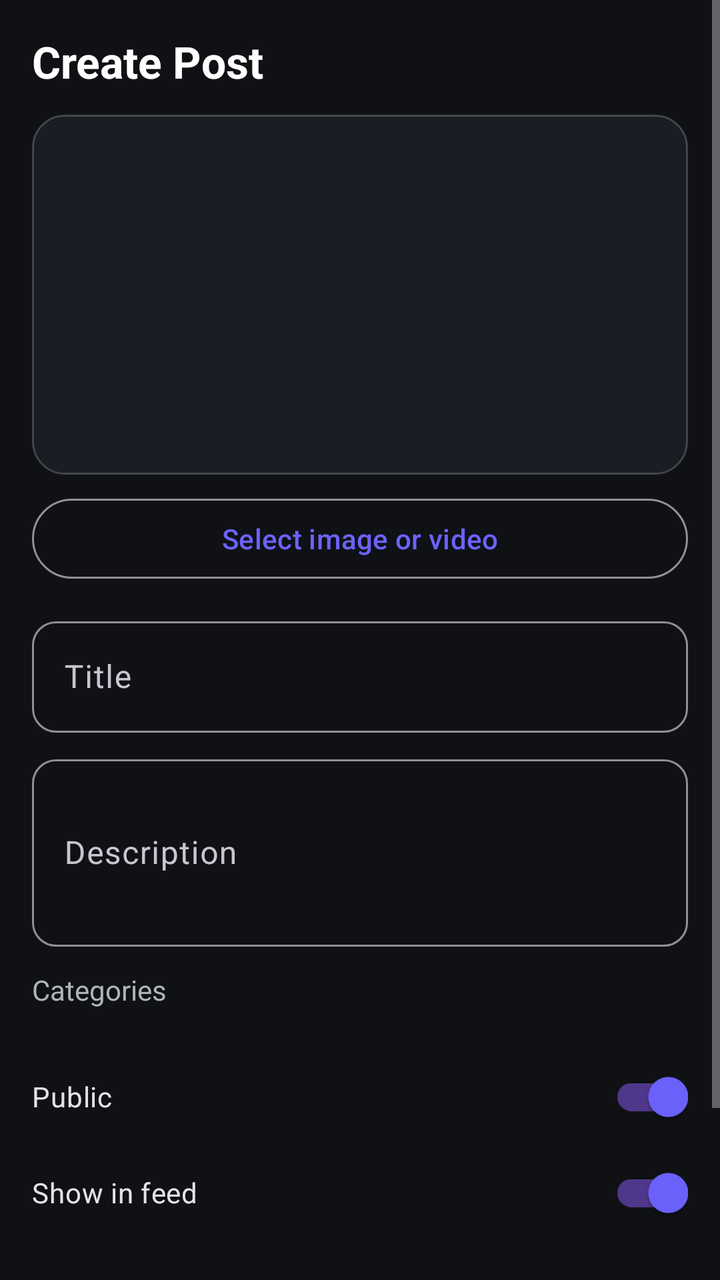
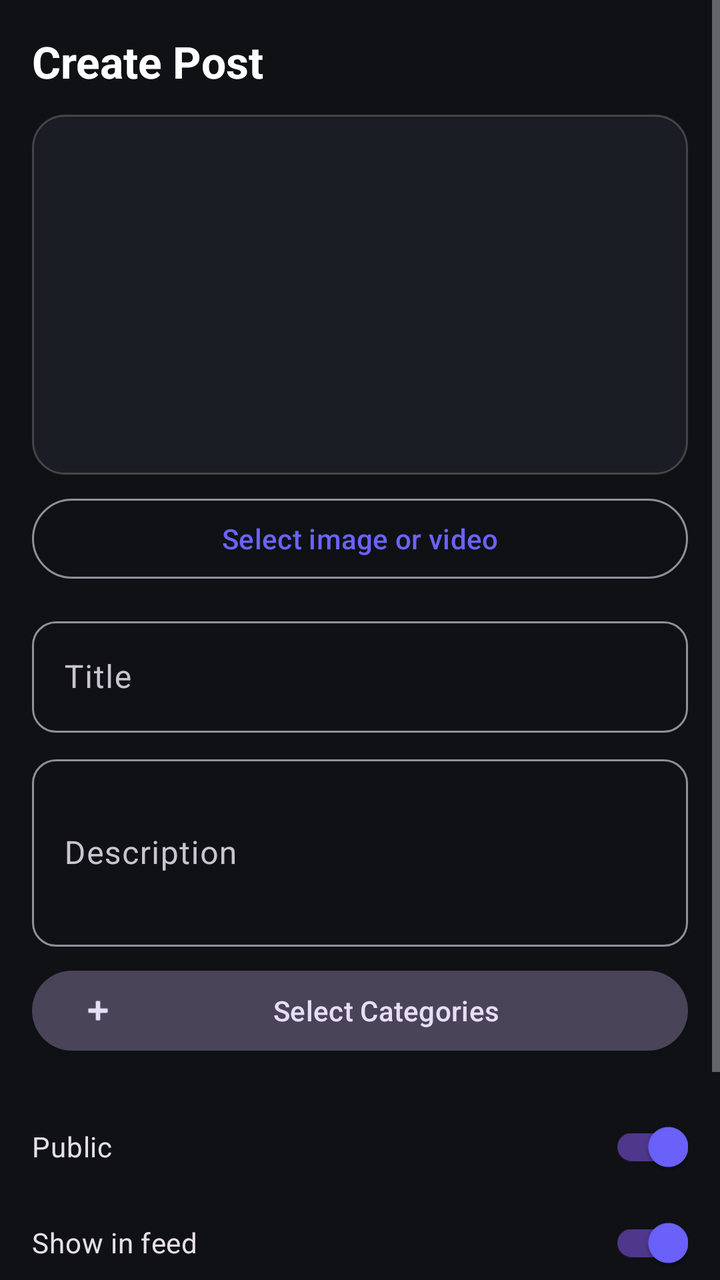

Compare the two renders of this Android layout. The source of the first and the diff that turns it into the second are given below.
<!-- AndroidManifest.xml: application theme Theme.LifeOS -->
<!-- res/layout/fragment_create_post.xml -->
<?xml version="1.0" encoding="utf-8"?>
<ScrollView xmlns:android="http://schemas.android.com/apk/res/android"
    android:layout_width="match_parent"
    android:layout_height="match_parent"
    android:background="@color/background"
    android:fillViewport="true">

    <LinearLayout
        android:layout_width="match_parent"
        android:layout_height="wrap_content"
        android:orientation="vertical"
        android:padding="16dp">

        <TextView
            android:layout_width="wrap_content"
            android:layout_height="wrap_content"
            android:text="@string/create_post"
            android:textColor="@color/text_primary"
            android:textSize="22sp"
            android:textStyle="bold" />

        <ImageView
            android:id="@+id/imgPreview"
            android:layout_width="match_parent"
            android:layout_height="180dp"
            android:layout_marginTop="12dp"
            android:background="@drawable/bg_card_glass"
            android:scaleType="centerCrop" />

        <com.google.android.material.button.MaterialButton
            android:id="@+id/btnSelectMedia"
            style="@style/Widget.Material3.Button.OutlinedButton"
            android:layout_width="match_parent"
            android:layout_height="wrap_content"
            android:layout_marginTop="8dp"
            android:text="@string/select_media" />

        <com.google.android.material.textfield.TextInputLayout
            android:layout_width="match_parent"
            android:layout_height="wrap_content"
            android:layout_marginTop="12dp"
            android:hint="@string/title">

            <com.google.android.material.textfield.TextInputEditText
                android:id="@+id/etTitle"
                android:layout_width="match_parent"
                android:layout_height="wrap_content" />
        </com.google.android.material.textfield.TextInputLayout>

        <com.google.android.material.textfield.TextInputLayout
            android:layout_width="match_parent"
            android:layout_height="wrap_content"
            android:layout_marginTop="8dp"
            android:hint="@string/description">

            <com.google.android.material.textfield.TextInputEditText
                android:id="@+id/etDescription"
                android:layout_width="match_parent"
                android:layout_height="wrap_content"
                android:minLines="3" />
        </com.google.android.material.textfield.TextInputLayout>

        <TextView
            android:layout_width="wrap_content"
            android:layout_height="wrap_content"
            android:layout_marginTop="12dp"
            android:text="Categories"
            android:textColor="@color/text_secondary" />

        <androidx.recyclerview.widget.RecyclerView
            android:id="@+id/recyclerCategories"
            android:layout_width="match_parent"
            android:layout_height="wrap_content"
            android:layout_marginTop="8dp" />

        <com.google.android.material.switchmaterial.SwitchMaterial
            android:id="@+id/switchPublic"
            android:layout_width="match_parent"
            android:layout_height="wrap_content"
            android:layout_marginTop="12dp"
            android:checked="true"
            android:text="@string/public_post" />

        <com.google.android.material.switchmaterial.SwitchMaterial
            android:id="@+id/switchFeed"
            android:layout_width="match_parent"
            android:layout_height="wrap_content"
            android:checked="true"
            android:text="@string/show_in_feed" />

        <TextView
            android:id="@+id/tvXpPreview"
            android:layout_width="wrap_content"
            android:layout_height="wrap_content"
            android:layout_marginTop="12dp"
            android:textColor="@color/success"
            android:textStyle="bold" />

        <com.google.android.material.button.MaterialButton
            android:id="@+id/btnPublish"
            android:layout_width="match_parent"
            android:layout_height="56dp"
            android:layout_marginTop="16dp"
            android:background="@drawable/bg_gradient_button"
            android:text="@string/publish" />

        <ProgressBar
            android:id="@+id/progressBar"
            android:layout_width="wrap_content"
            android:layout_height="wrap_content"
            android:layout_gravity="center"
            android:layout_marginTop="16dp"
            android:visibility="gone" />
    </LinearLayout>
</ScrollView>
<!-- resources referenced by this layout -->
<resources>
  <color name="background">#0F1115</color>
  <color name="success">#00C853</color>
  <color name="text_primary">#FFFFFF</color>
  <color name="text_secondary">#B0B3B8</color>
  <!-- drawable bg_card_glass (drawable) -->
  <?xml version="1.0" encoding="utf-8"?>
  <shape xmlns:android="http://schemas.android.com/apk/res/android"
      android:shape="rectangle">
      <solid android:color="@color/card_background" />
      <corners android:radius="16dp" />
      <stroke
          android:width="1dp"
          android:color="#33FFFFFF" />
  </shape>
  <!-- drawable bg_gradient_button (drawable) -->
  <?xml version="1.0" encoding="utf-8"?>
  <shape xmlns:android="http://schemas.android.com/apk/res/android"
      android:shape="rectangle">
      <gradient
          android:angle="135"
          android:endColor="@color/secondary_accent"
          android:startColor="@color/primary_accent" />
      <corners android:radius="16dp" />
  </shape>
  <string name="create_post">Create Post</string>
  <string name="description">Description</string>
  <string name="public_post">Public</string>
  <string name="publish">Publish</string>
  <string name="select_media">Select image or video</string>
  <string name="show_in_feed">Show in feed</string>
  <string name="title">Title</string>
  <style name="Theme.LifeOS" parent="Base.Theme.LifeOS" />
  <color name="card_background">#1A1D24</color>
  <color name="secondary_accent">#00D1FF</color>
  <color name="primary_accent">#6C63FF</color>
  <style name="Base.Theme.LifeOS" parent="Theme.Material3.Dark.NoActionBar">
          <item name="colorPrimary">@color/primary_accent</item>
          <item name="colorSecondary">@color/secondary_accent</item>
          <item name="android:colorBackground">@color/background</item>
          <item name="colorSurface">@color/card_background</item>
          <item name="android:textColorPrimary">@color/text_primary</item>
          <item name="android:textColorSecondary">@color/text_secondary</item>
          <item name="android:statusBarColor">@color/background</item>
          <item name="android:navigationBarColor">@color/background</item>
          <item name="materialButtonStyle">@style/Widget.LifeOS.Button</item>
          <item name="textInputStyle">@style/Widget.LifeOS.TextInput</item>
      </style>
  <style name="Widget.LifeOS.Button" parent="Widget.Material3.Button">
          <item name="cornerRadius">16dp</item>
          <item name="android:textAllCaps">false</item>
      </style>
  <style name="Widget.LifeOS.TextInput" parent="Widget.Material3.TextInputLayout.OutlinedBox">
          <item name="boxCornerRadiusTopStart">12dp</item>
          <item name="boxCornerRadiusTopEnd">12dp</item>
          <item name="boxCornerRadiusBottomStart">12dp</item>
          <item name="boxCornerRadiusBottomEnd">12dp</item>
      </style>
</resources>

<!-- the commit's change to res/layout/fragment_create_post.xml (unified diff, before → after) -->
@@ -1,5 +1,6 @@
 <?xml version="1.0" encoding="utf-8"?>
 <ScrollView xmlns:android="http://schemas.android.com/apk/res/android"
+    xmlns:app="http://schemas.android.com/apk/res-auto"
     android:layout_width="match_parent"
     android:layout_height="match_parent"
     android:background="@color/background"
@@ -60,12 +61,14 @@
                 android:minLines="3" />
         </com.google.android.material.textfield.TextInputLayout>
 
-        <TextView
-            android:layout_width="wrap_content"
+        <com.google.android.material.button.MaterialButton
+            android:id="@+id/btnSelectCategories"
+            style="@style/Widget.Material3.Button.TonalButton"
+            android:layout_width="match_parent"
             android:layout_height="wrap_content"
-            android:layout_marginTop="12dp"
-            android:text="Categories"
-            android:textColor="@color/text_secondary" />
+            android:layout_marginTop="8dp"
+            android:text="Select Categories"
+            app:icon="@android:drawable/ic_input_add" />
 
         <androidx.recyclerview.widget.RecyclerView
             android:id="@+id/recyclerCategories"
